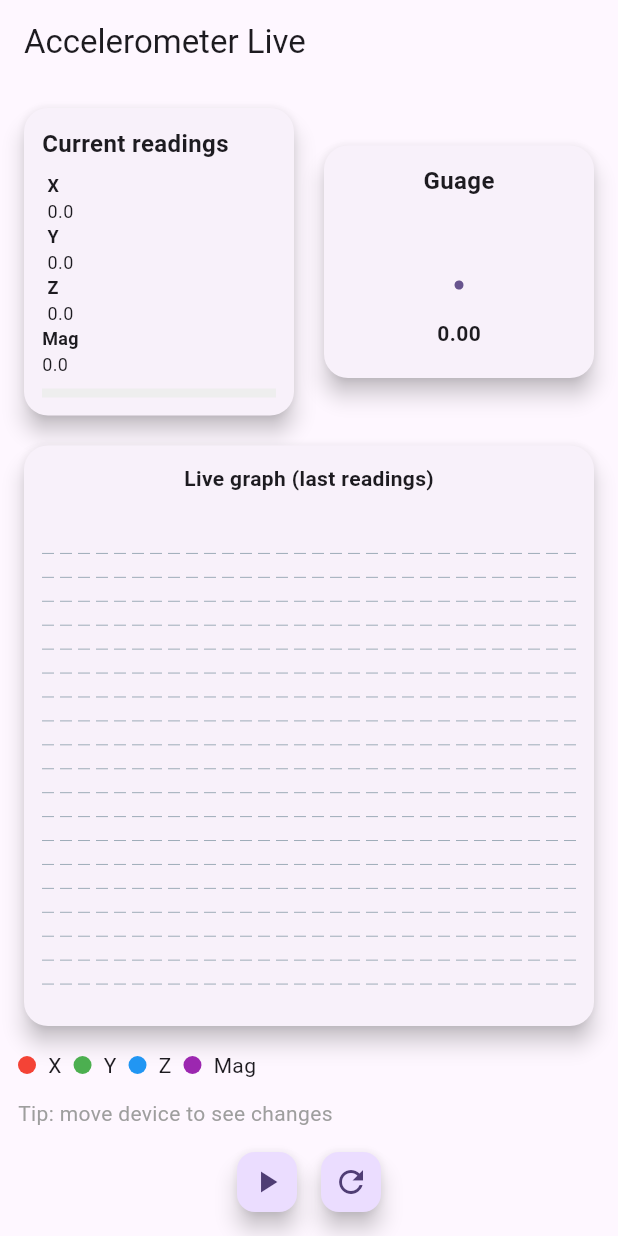
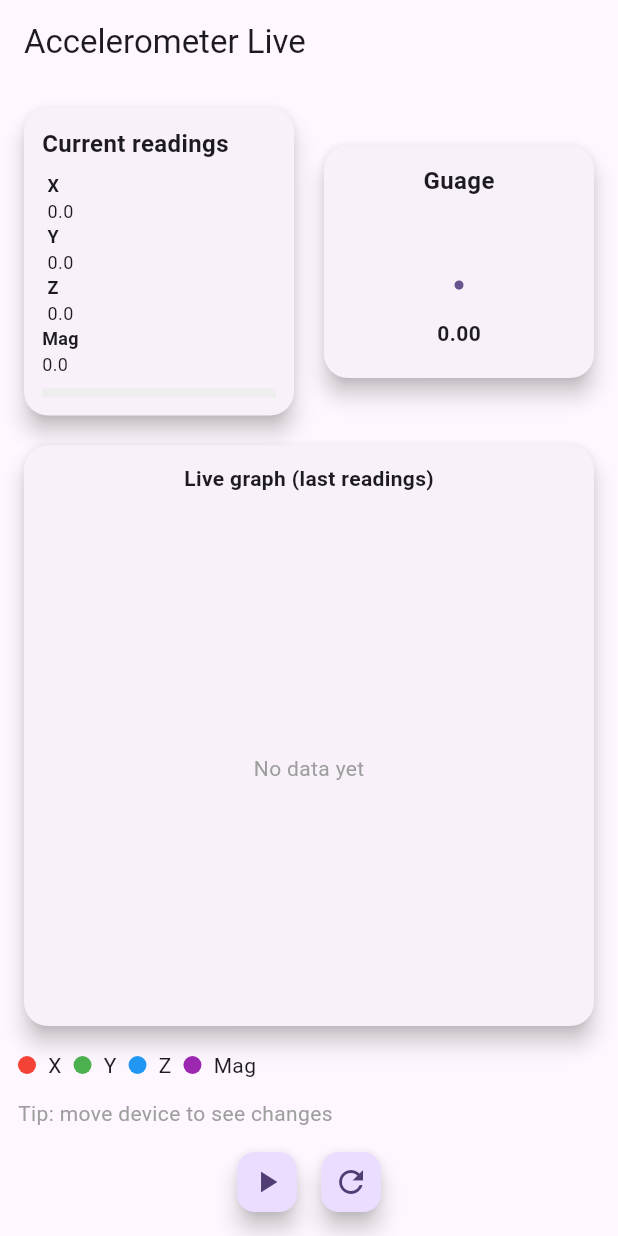
Before and after one commit to ikeoffiah/performance_trottle, a Flutter app: the screen it shows after launch, on a phone screen of 412 x 824 dp. Run offline on Flutter 3.47's test engine with Material 3 defaults, Android fonts, the phone set to English and light mode, and no system bars; drawn by our look-alikes of fl_chart; our stand-ins replace fluttertoast.

Commit message:
update: made some optimal change in multline_chart

```diff
--- a/lib/views/custom_widget/multiline_chart.dart
+++ b/lib/views/custom_widget/multiline_chart.dart
@@ -8,11 +8,15 @@ class MultilineChart extends StatelessWidget {
 
   @override
   Widget build(BuildContext context) {
-    return Selector<AccelViewModel, double?>(
-      selector: (_, vm) => vm.mag.isEmpty ? null : vm.mag.last,
-      builder: (context, latestMag, __) {
-        final vm = context.read<AccelViewModel>();
+    final vm = context.watch<AccelViewModel>();
     final len = vm.mag.length;
+
+    if (len == 0) {
+      return const Center(
+        child: Text('No data yet', style: TextStyle(color: Colors.grey)),
+      );
+    }
+
     final spotsX = List.generate(len, (i) => FlSpot(i.toDouble(), vm.x[i]));
     final spotsY = List.generate(len, (i) => FlSpot(i.toDouble(), vm.y[i]));
     final spotsZ = List.generate(len, (i) => FlSpot(i.toDouble(), vm.z[i]));
@@ -20,12 +24,12 @@ class MultilineChart extends StatelessWidget {
 
     return LineChart(
       LineChartData(
-            gridData: FlGridData(
+        gridData: const FlGridData(
           show: true,
           horizontalInterval: 2,
           verticalInterval: 20,
         ),
-            titlesData: FlTitlesData(show: false),
+        titlesData: const FlTitlesData(show: false),
         borderData: FlBorderData(show: false),
         minY: -20,
         maxY: 20,
@@ -33,35 +37,33 @@ class MultilineChart extends StatelessWidget {
           LineChartBarData(
             spots: spotsX,
             isCurved: false,
-                dotData: FlDotData(show: false),
+            dotData: const FlDotData(show: false),
             barWidth: 2,
             color: Colors.red,
           ),
           LineChartBarData(
             spots: spotsY,
             isCurved: false,
-                dotData: FlDotData(show: false),
+            dotData: const FlDotData(show: false),
             barWidth: 2,
             color: Colors.green,
           ),
           LineChartBarData(
             spots: spotsZ,
             isCurved: false,
-                dotData: FlDotData(show: false),
+            dotData: const FlDotData(show: false),
             barWidth: 2,
             color: Colors.blue,
           ),
           LineChartBarData(
             spots: spotsM,
             isCurved: true,
-                dotData: FlDotData(show: false),
+            dotData: const FlDotData(show: false),
             barWidth: 3,
             color: Colors.purple,
           ),
         ],
       ),
     );
-      },
-    );
   }
 }
```
Lines whose indentation alone changed are shown as unchanged.
